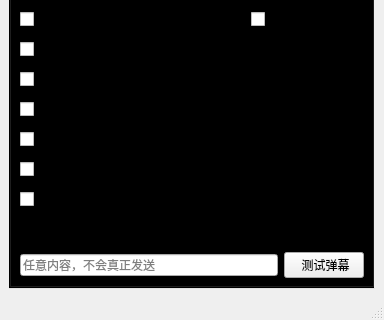
iwxyi/Bilibili-MagicalDanmaku, file mainwindow.ui: the form before one commit; both pictures show x 0 to 384 and y 176 to 496 of the 384 by 496 pixel window.
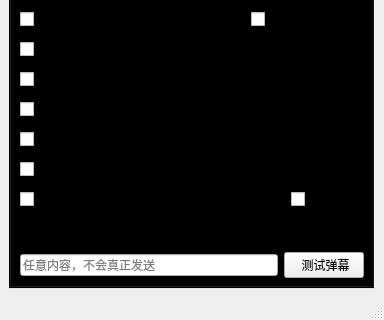
The form after the commit.

Commit message: PK消息有bug

What changed in the file:
```diff
--- a/mainwindow.ui
+++ b/mainwindow.ui
@@ -435,7 +435,7 @@
          </layout>
         </item>
         <item>
-         <layout class="QHBoxLayout" name="horizontalLayout_2">
+         <layout class="QHBoxLayout" name="horizontalLayout_2" stretch="1,0">
           <property name="topMargin">
            <number>0</number>
           </property>
@@ -449,6 +449,13 @@
             </property>
            </widget>
           </item>
+          <item>
+           <widget class="QCheckBox" name="pkMsgSyncCheck">
+            <property name="text">
+             <string>同步消息</string>
+            </property>
+           </widget>
+          </item>
          </layout>
         </item>
         <item>
```
The commit also changes 5 other files.
